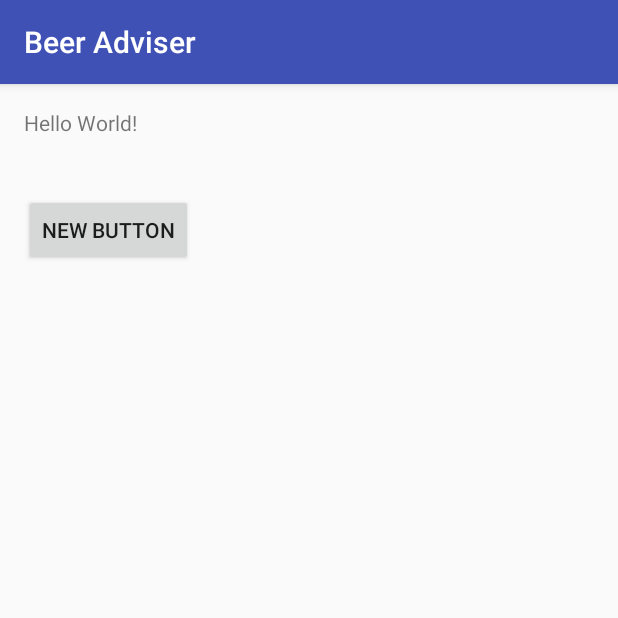
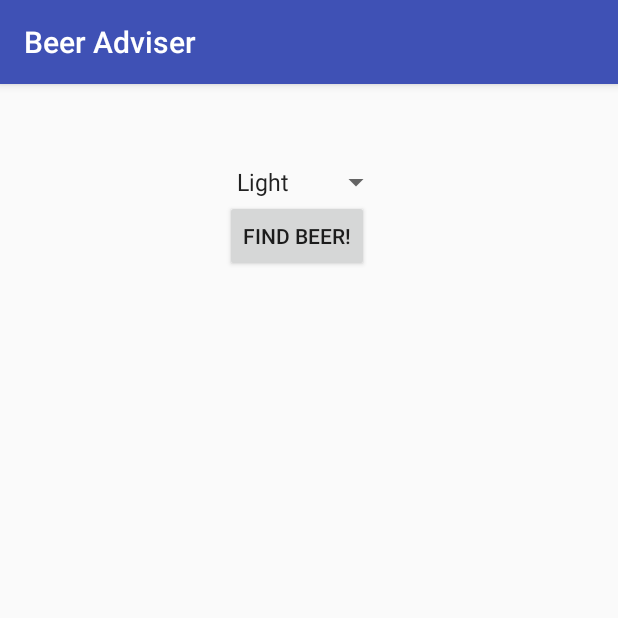
Before and after one commit to elmclean/BeerAdviser, an Android app: the screen it shows after launch (FindBeerActivity), on a phone screen of 412 x 824 dp, the top half of it. Run offline under Robolectric (Android 15) with nearby library versions, the phone set to English and light mode, and no system bars.

```diff
--- a/app/src/main/res/layout/activity_find_beer.xml
+++ b/app/src/main/res/layout/activity_find_beer.xml
@@ -3,25 +3,36 @@
     xmlns:tools="http://schemas.android.com/tools"
     android:layout_width="match_parent"
     android:layout_height="match_parent"
-    android:paddingBottom="@dimen/activity_vertical_margin"
-    android:paddingLeft="@dimen/activity_horizontal_margin"
-    android:paddingRight="@dimen/activity_horizontal_margin"
-    android:paddingTop="@dimen/activity_vertical_margin"
+    android:paddingBottom="16dp"
+    android:paddingLeft="16dp"
+    android:paddingRight="16dp"
+    android:paddingTop="16dp"
     tools:context="com.example.elmclean.beeradviser.FindBeerActivity">
+
+    <Spinner
+        android:layout_width="wrap_content"
+        android:layout_height="wrap_content"
+        android:id="@+id/color"
+        android:layout_alignParentTop="true"
+        android:layout_centerHorizontal="true"
+        android:layout_marginTop="37dp"
+        android:entries="@array/beer_colors" />
+
+    <Button
+        android:layout_width="wrap_content"
+        android:layout_height="wrap_content"
+        android:id="@+id/find_beer"
+        android:layout_alignLeft="@id/color"
+        android:layout_below="@+id/color"
+        android:text="Find Beer!"
+        android:onClick="onClickFindBeer"/>
 
     <TextView
         android:layout_width="wrap_content"
         android:layout_height="wrap_content"
-        android:text="Hello World!"
-        android:id="@+id/textView" />
-
-    <Button
-        android:layout_width="wrap_content"
-        android:layout_height="wrap_content"
-        android:text="New Button"
-        android:id="@+id/button"
-        android:layout_below="@+id/textView"
-        android:layout_alignParentLeft="true"
-        android:layout_alignParentStart="true"
-        android:layout_marginTop="38dp" />
+        android:layout_alignLeft="@+id/find_beer"
+        android:layout_below="@+id/color"
+        android:layout_marginTop="60dp"
+        android:text=""
+        android:id="@+id/brands" />
 </RelativeLayout>
--- a/app/src/main/res/values/strings.xml
+++ b/app/src/main/res/values/strings.xml
@@ -1,3 +1,12 @@
 <resources>
     <string name="app_name">Beer Adviser</string>
+    <string name="action_settings">Settings</string>
+    <string name="find_beer">Find Beer!</string>
+    <string name="brands"></string>
+    <string-array name="beer_colors">
+        <item>Light</item>
+        <item>Amber</item>
+        <item>Brown</item>
+        <item>Dark</item>
+    </string-array>
 </resources>
```
Also changed, not shown: app/src/main/java/com/example/elmclean/beeradviser/BeerExpert.java (added, +18 -0 lines), app/src/main/java/com/example/elmclean/beeradviser/FindBeerActivity.java (+33 -0 lines).
